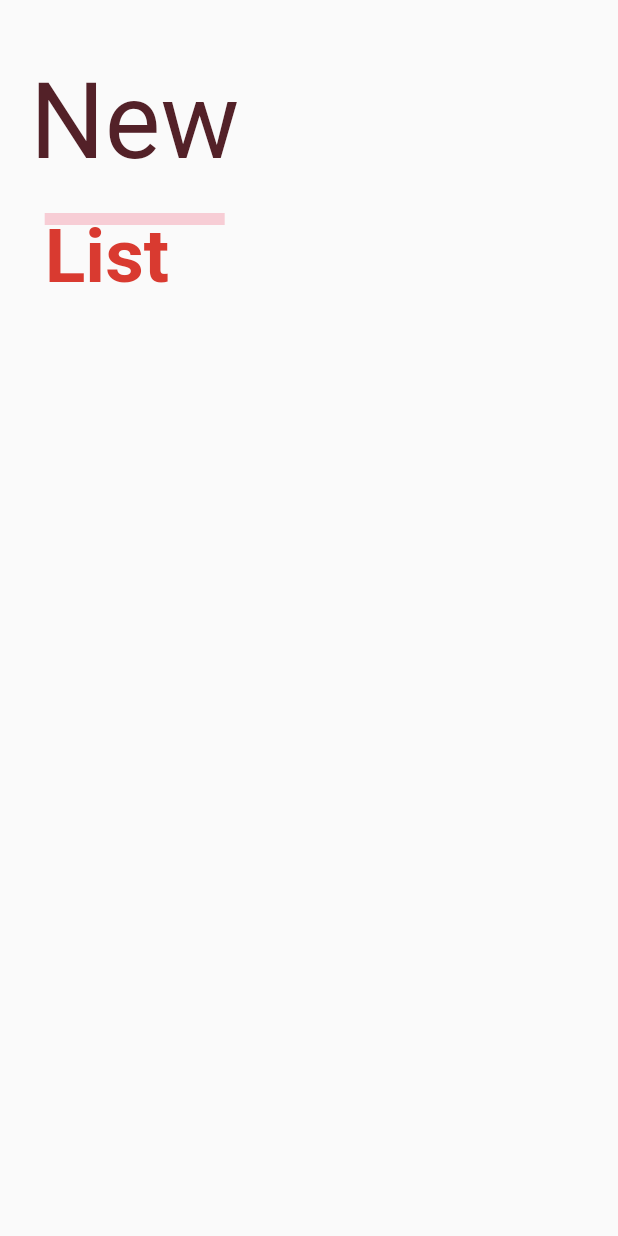
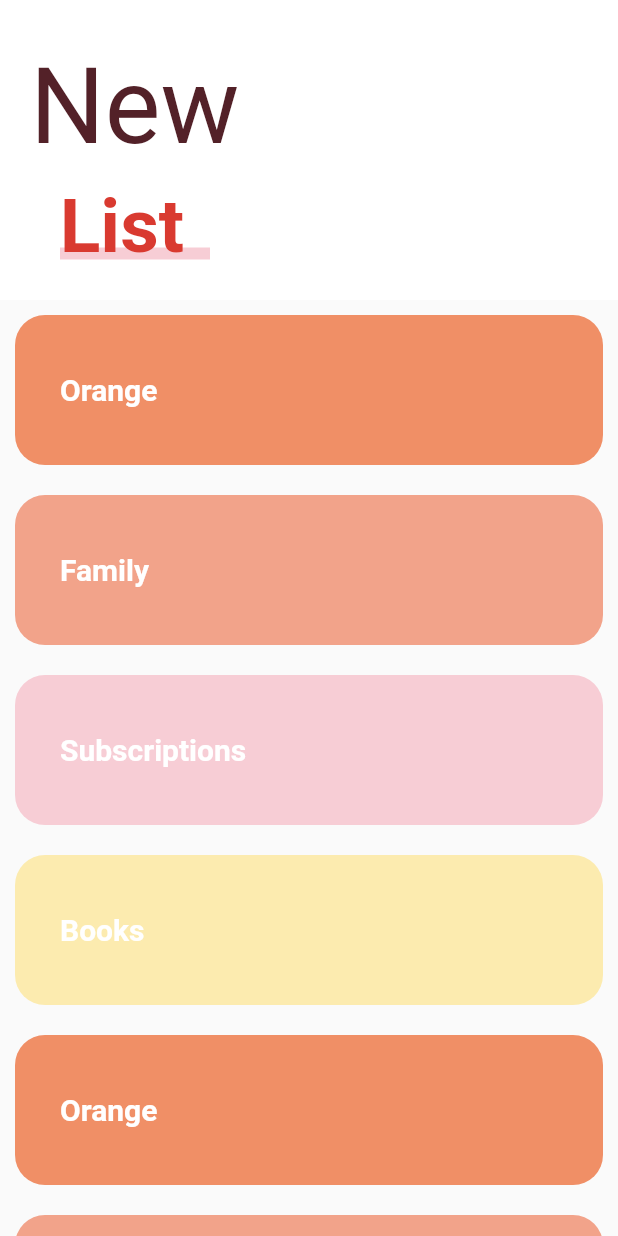
Before and after one commit to gvillegasc/header-style-flutter, a Flutter app: the screen it shows after launch, on a phone screen of 412 x 824 dp. Run offline on Flutter 3.47's test engine with Material 2 defaults, Android fonts, the phone set to English and light mode, and no system bars; our stand-ins replace animate_do, flutter_svg, font_awesome_flutter.

Commit message:
Creando slivers para vista slider_list_page

```diff
--- a/lib/src/pages/slider_list_page.dart
+++ b/lib/src/pages/slider_list_page.dart
@@ -1,17 +1,137 @@
 import 'package:flutter/material.dart';
+import 'package:provider/provider.dart';
 
 class SliverListPage extends StatelessWidget {
   @override
   Widget build(BuildContext context) {
-    return Scaffold(body: _Titulo());
+    return Scaffold(body: _MainScroll());
+  }
+}
+
+class _MainScroll extends StatelessWidget {
+  final items = [
+    _ListItem('Orange', Color(0xffF08F66)),
+    _ListItem('Family', Color(0xffF2A38A)),
+    _ListItem('Subscriptions', Color(0xffF7CDD5)),
+    _ListItem('Books', Color(0xffFCEBAF)),
+    _ListItem('Orange', Color(0xffF08F66)),
+    _ListItem('Family', Color(0xffF2A38A)),
+    _ListItem('Subscriptions', Color(0xffF7CDD5)),
+    _ListItem('Books', Color(0xffFCEBAF)),
+    _ListItem('Orange', Color(0xffF08F66)),
+    _ListItem('Family', Color(0xffF2A38A)),
+    _ListItem('Subscriptions', Color(0xffF7CDD5)),
+    _ListItem('Books', Color(0xffFCEBAF)),
+    _ListItem('Orange', Color(0xffF08F66)),
+    _ListItem('Family', Color(0xffF2A38A)),
+    _ListItem('Subscriptions', Color(0xffF7CDD5)),
+    _ListItem('Books', Color(0xffFCEBAF)),
+  ];
+  @override
+  Widget build(BuildContext context) {
+    return CustomScrollView(
+      physics: BouncingScrollPhysics(),
+      slivers: <Widget>[
+        // SliverAppBar(
+        //     floating: true,
+        //     backgroundColor: Colors.red,
+        //     title: Text("Hola Mundo")),
+        SliverPersistentHeader(
+          floating: true,
+          delegate: _SliverCustomHeaderDelegate(
+              minheight: 188,
+              maxheight: 200,
+              child: Container(
+                alignment: Alignment.centerLeft,
+                color: Colors.white,
+                child: _Titulo(),
+              )),
+        ),
+        SliverList(
+          delegate: SliverChildListDelegate([
+            ...items,
+            SizedBox(
+              height: 90,
+            )
+          ]),
+        )
+      ],
+    );
+  }
+}
+
+class _SliverCustomHeaderDelegate extends SliverPersistentHeaderDelegate {
+  final double minheight;
+  final double maxheight;
+  final Widget child;
+
+  _SliverCustomHeaderDelegate(
+      {@required this.minheight,
+      @required this.maxheight,
+      @required this.child});
+
+  @override
+  Widget build(
+      BuildContext context, double shrinkOffset, bool overlapsContent) {
+    return SizedBox.expand(
+      child: child,
+    );
+  }
+
+  @override
+  // double get maxExtent =>(minheight > maxheight ? minheight: maxheight);
+  double get maxExtent => maxheight;
+
+  @override
+  double get minExtent => minheight;
+
+  @override
+  bool shouldRebuild(_SliverCustomHeaderDelegate oldDelegate) {
+    return maxheight != oldDelegate.maxheight ||
+        minheight != oldDelegate.minheight ||
+        child != oldDelegate.child;
   }
 }
 
 class _ListaTareas extends StatelessWidget {
+  final items = [
+    _ListItem('Orange', Color(0xffF08F66)),
+    _ListItem('Family', Color(0xffF2A38A)),
+    _ListItem('Subscriptions', Color(0xffF7CDD5)),
+    _ListItem('Books', Color(0xffFCEBAF)),
+    _ListItem('Orange', Color(0xffF08F66)),
+    _ListItem('Family', Color(0xffF2A38A)),
+    _ListItem('Subscriptions', Color(0xffF7CDD5)),
+    _ListItem('Books', Color(0xffFCEBAF)),
+  ];
   @override
   Widget build(BuildContext context) {
     return ListView.builder(
-      itemBuilder: (BuildContext context, int index) => _ListItem(),
+      physics: BouncingScrollPhysics(),
+      itemCount: items.length,
+      itemBuilder: (BuildContext context, int index) => items[index],
+    );
+  }
+}
+
+class _ListItem extends StatelessWidget {
+  final String titulo;
+  final Color color;
+
+  const _ListItem(this.titulo, this.color);
+
+  @override
+  Widget build(BuildContext context) {
+    return Container(
+      alignment: Alignment.centerLeft,
+      padding: EdgeInsets.all(30),
+      child: Text(titulo,
+          style: TextStyle(
+              color: Colors.white, fontWeight: FontWeight.bold, fontSize: 20)),
+      height: 100,
+      margin: EdgeInsets.all(10),
+      decoration:
+          BoxDecoration(color: color, borderRadius: BorderRadius.circular(20)),
     );
   }
 }
@@ -25,7 +145,7 @@ class _Titulo extends StatelessWidget {
           height: 20,
         ),
         Container(
-          margin: EdgeInsets.symmetric(horizontal: 20, vertical: 20),
+          margin: EdgeInsets.symmetric(horizontal: 20, vertical: 10),
           child: Text(
             "New",
             style: TextStyle(color: Color(0xff532128), fontSize: 70),
@@ -33,10 +153,16 @@ class _Titulo extends StatelessWidget {
         ),
         Stack(
           children: <Widget>[
-            Container(
-              width: 120,
-              height: 8,
-              color: Color(0xffF7CDD5),
+            SizedBox(
+              width: 100,
+            ),
+            Positioned(
+              bottom: 8,
+              child: Container(
+                width: 120,
+                height: 8,
+                color: Color(0xffF7CDD5),
+              ),
             ),
             Container(
               child: Text(
@@ -46,27 +172,10 @@ class _Titulo extends StatelessWidget {
                     fontSize: 50,
                     fontWeight: FontWeight.bold),
               ),
-            )
+            ),
           ],
         )
       ],
     );
   }
 }
-
-class _ListItem extends StatelessWidget {
-  @override
-  Widget build(BuildContext context) {
-    return Container(
-      alignment: Alignment.centerLeft,
-      padding: EdgeInsets.all(30),
-      child: Text("Orange",
-          style: TextStyle(
-              color: Colors.white, fontWeight: FontWeight.bold, fontSize: 20)),
-      height: 100,
-      margin: EdgeInsets.all(10),
-      decoration: BoxDecoration(
-          color: Colors.orange, borderRadius: BorderRadius.circular(20)),
-    );
-  }
-}
```
Also changed, not shown: pubspec.lock.
